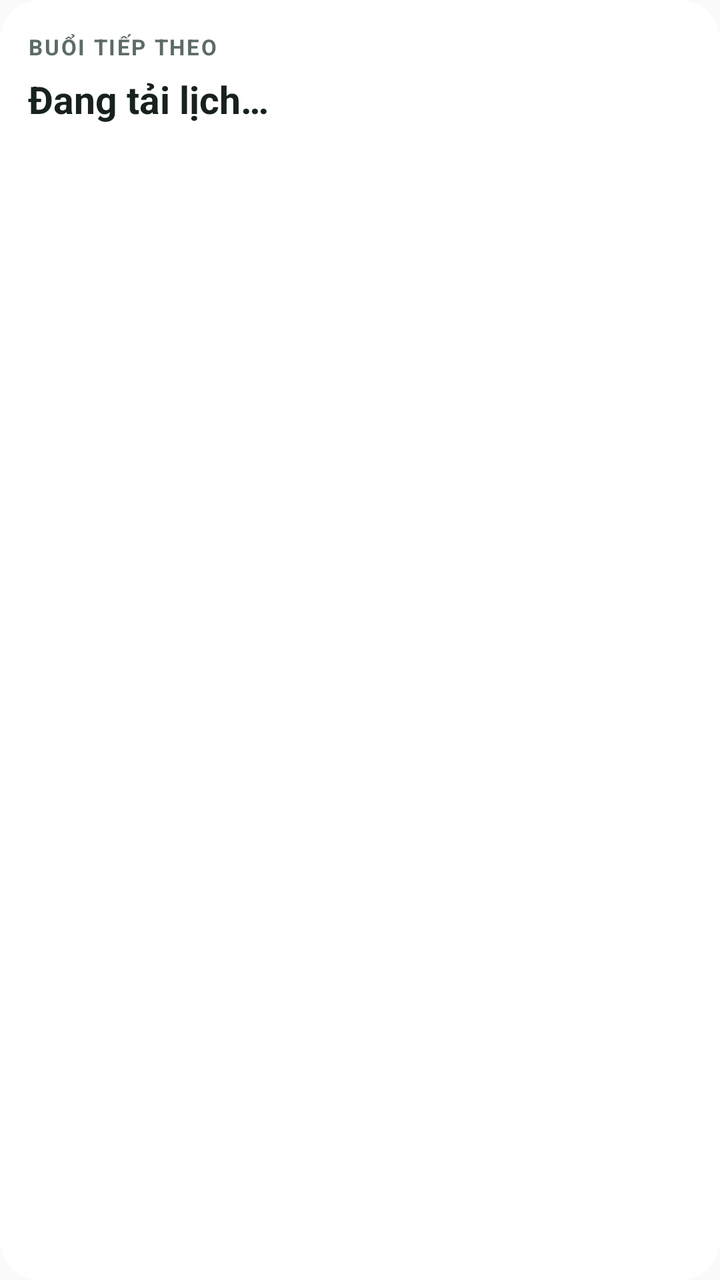
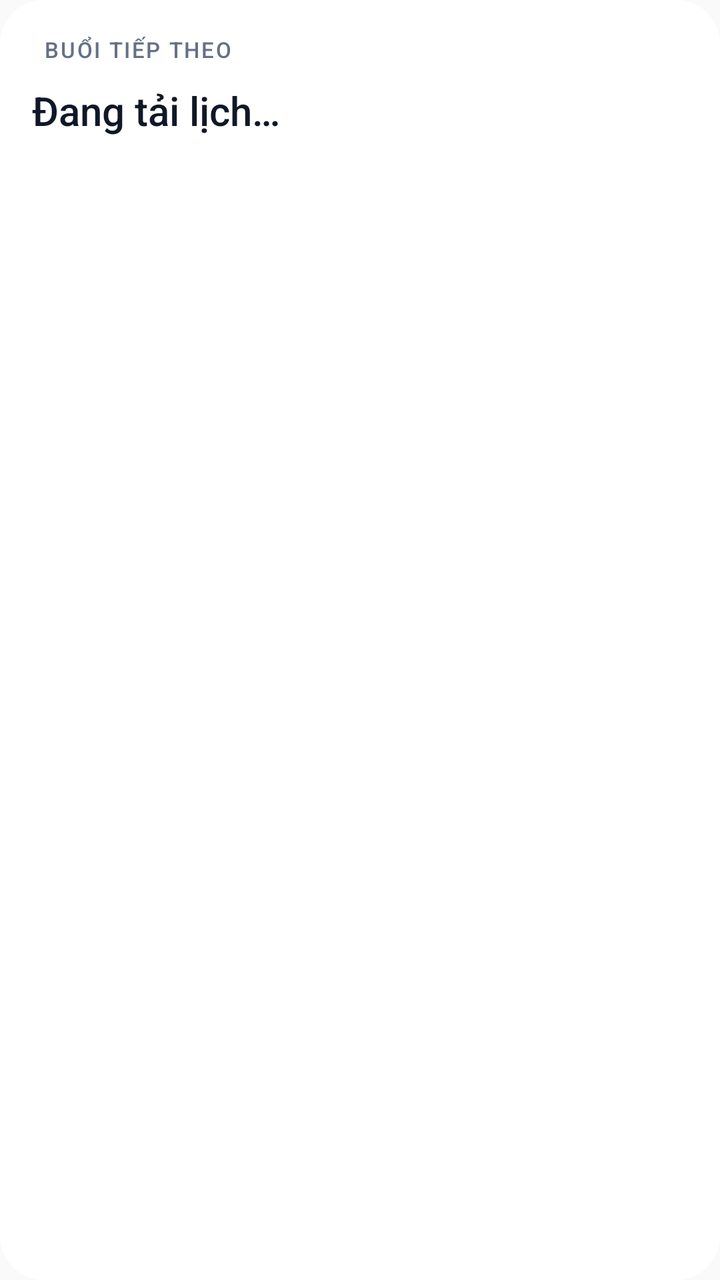

Before-and-after screenshots of an Android layout around one commit, followed by the original layout XML and the change that was made.
<!-- AndroidManifest.xml: application theme android:Theme.Material.Light.NoActionBar -->
<!-- res/layout/widget.xml -->
<?xml version="1.0" encoding="utf-8"?>
<LinearLayout xmlns:android="http://schemas.android.com/apk/res/android"
    android:id="@+id/w_root"
    android:layout_width="match_parent"
    android:layout_height="match_parent"
    android:orientation="vertical"
    android:padding="14dp"
    android:background="@drawable/widget_bg">

    <LinearLayout
        android:layout_width="match_parent"
        android:layout_height="wrap_content"
        android:orientation="horizontal"
        android:gravity="center_vertical">
        <TextView
            android:id="@+id/w_label"
            android:layout_width="0dp"
            android:layout_height="wrap_content"
            android:layout_weight="1"
            android:text="BUỔI TIẾP THEO"
            android:textColor="#5D6B68"
            android:textSize="11sp"
            android:textStyle="bold"
            android:letterSpacing="0.08" />
        <TextView
            android:id="@+id/w_status"
            android:layout_width="wrap_content"
            android:layout_height="wrap_content"
            android:paddingStart="8dp"
            android:paddingEnd="8dp"
            android:paddingTop="2dp"
            android:paddingBottom="2dp"
            android:textColor="#17211F"
            android:textSize="11sp"
            android:textStyle="bold" />
    </LinearLayout>

    <TextView
        android:id="@+id/w_subject"
        android:layout_width="match_parent"
        android:layout_height="wrap_content"
        android:layout_marginTop="4dp"
        android:text="Đang tải lịch…"
        android:textColor="#17211F"
        android:textSize="19sp"
        android:textStyle="bold"
        android:maxLines="2"
        android:ellipsize="end" />

    <TextView
        android:id="@+id/w_meta"
        android:layout_width="match_parent"
        android:layout_height="wrap_content"
        android:layout_marginTop="2dp"
        android:textColor="#0F766E"
        android:textSize="13sp"
        android:maxLines="2" />

    <TextView
        android:id="@+id/w_today"
        android:layout_width="match_parent"
        android:layout_height="wrap_content"
        android:layout_marginTop="6dp"
        android:textColor="#5D6B68"
        android:textSize="12sp"
        android:maxLines="2"
        android:ellipsize="end" />

    <TextView
        android:id="@+id/w_duty"
        android:layout_width="match_parent"
        android:layout_height="wrap_content"
        android:layout_marginTop="4dp"
        android:textColor="#B45309"
        android:textSize="12sp"
        android:textStyle="bold"
        android:maxLines="1"
        android:ellipsize="end" />
</LinearLayout>
<!-- resources referenced by this layout -->
<resources>
  <!-- drawable widget_bg (drawable) -->
  <?xml version="1.0" encoding="utf-8"?>
  <shape xmlns:android="http://schemas.android.com/apk/res/android">
      <solid android:color="#F2FFFFFF" />
      <corners android:radius="20dp" />
  </shape>
</resources>

<!-- the commit's change to res/layout/widget.xml (unified diff, before → after) -->
@@ -4,8 +4,11 @@
     android:layout_width="match_parent"
     android:layout_height="match_parent"
     android:orientation="vertical"
-    android:padding="14dp"
-    android:background="@drawable/widget_bg">
+    android:paddingStart="16dp"
+    android:paddingEnd="16dp"
+    android:paddingTop="14dp"
+    android:paddingBottom="14dp"
+    android:background="@drawable/widget_empty">
 
     <LinearLayout
         android:layout_width="match_parent"
@@ -13,14 +16,20 @@
         android:orientation="horizontal"
         android:gravity="center_vertical">
         <TextView
+            android:id="@+id/w_icon"
+            android:layout_width="wrap_content"
+            android:layout_height="wrap_content"
+            android:layout_marginEnd="6dp"
+            android:textSize="16sp" />
+        <TextView
             android:id="@+id/w_label"
             android:layout_width="0dp"
             android:layout_height="wrap_content"
             android:layout_weight="1"
             android:text="BUỔI TIẾP THEO"
-            android:textColor="#5D6B68"
+            android:textColor="#667085"
             android:textSize="11sp"
-            android:textStyle="bold"
+            android:fontFamily="sans-serif-medium"
             android:letterSpacing="0.08" />
         <TextView
             android:id="@+id/w_status"
@@ -30,20 +39,20 @@
             android:paddingEnd="8dp"
             android:paddingTop="2dp"
             android:paddingBottom="2dp"
-            android:textColor="#17211F"
+            android:textColor="#101828"
             android:textSize="11sp"
-            android:textStyle="bold" />
+            android:fontFamily="sans-serif-medium" />
     </LinearLayout>
 
     <TextView
         android:id="@+id/w_subject"
         android:layout_width="match_parent"
         android:layout_height="wrap_content"
-        android:layout_marginTop="4dp"
+        android:layout_marginTop="6dp"
         android:text="Đang tải lịch…"
-        android:textColor="#17211F"
-        android:textSize="19sp"
-        android:textStyle="bold"
+        android:textColor="#101828"
+        android:textSize="20sp"
+        android:fontFamily="sans-serif-medium"
         android:maxLines="2"
         android:ellipsize="end" />
 
@@ -52,7 +61,7 @@
         android:layout_width="match_parent"
         android:layout_height="wrap_content"
         android:layout_marginTop="2dp"
-        android:textColor="#0F766E"
+        android:textColor="#0B5E57"
         android:textSize="13sp"
         android:maxLines="2" />
 
@@ -60,8 +69,8 @@
         android:id="@+id/w_today"
         android:layout_width="match_parent"
         android:layout_height="wrap_content"
-        android:layout_marginTop="6dp"
-        android:textColor="#5D6B68"
+        android:layout_marginTop="8dp"
+        android:textColor="#667085"
         android:textSize="12sp"
         android:maxLines="2"
         android:ellipsize="end" />
@@ -71,9 +80,9 @@
         android:layout_width="match_parent"
         android:layout_height="wrap_content"
         android:layout_marginTop="4dp"
-        android:textColor="#B45309"
+        android:textColor="#B54708"
         android:textSize="12sp"
-        android:textStyle="bold"
+        android:fontFamily="sans-serif-medium"
         android:maxLines="1"
         android:ellipsize="end" />
 </LinearLayout>
<!-- resource entries referenced after the edit -->
@@ -1,10 +1,10 @@
 <!-- resources referenced by this layout -->
 <resources>
-  <!-- drawable widget_bg (drawable) -->
+  <!-- drawable widget_empty (drawable) -->
   <?xml version="1.0" encoding="utf-8"?>
   <shape xmlns:android="http://schemas.android.com/apk/res/android">
-      <solid android:color="#F2FFFFFF" />
-      <corners android:radius="20dp" />
+      <solid android:color="#FFFFFF" />
+      <corners android:radius="22dp" />
   </shape>
 </resources>
 
